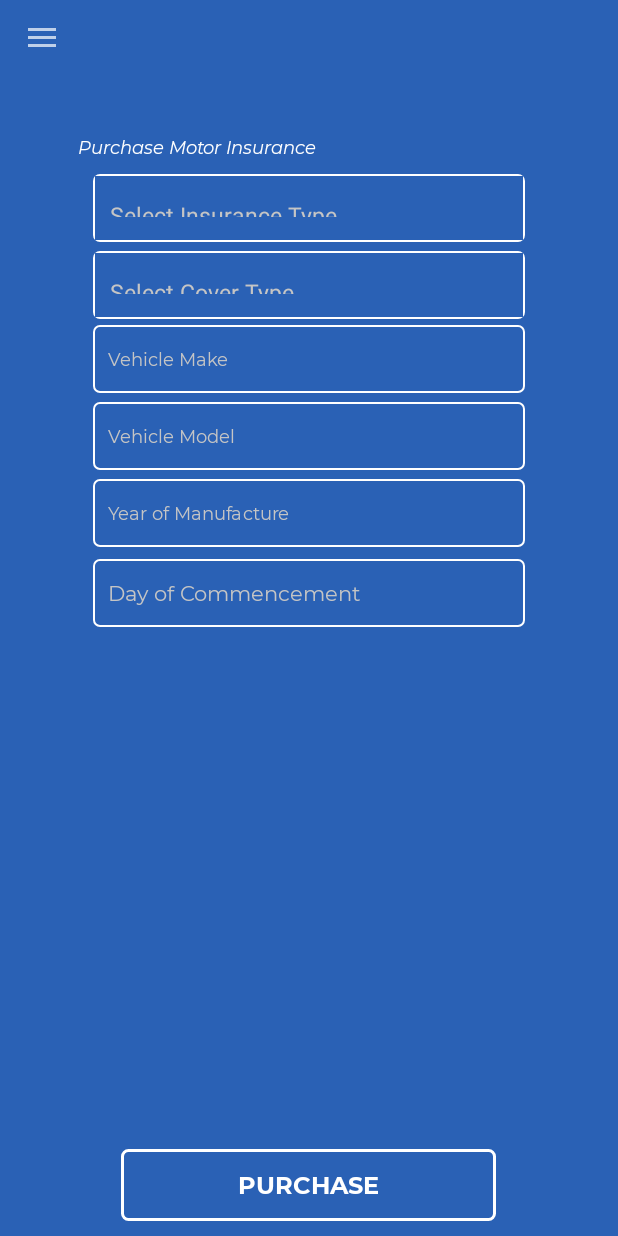
After one commit to josendungu/ABC-Client-Version, an Android app: the MotorInsuranceFragment screen opened through its navigation route, on a phone screen of 412 x 824 dp. The commit adds this screen. Run offline under Robolectric (Android 15) with nearby library versions, the phone set to English and light mode, and no system bars; our stand-ins replace data binding, navigation-ui; 3 statements that could not run were skipped.

Commit message:
Worked on Motor Insurance Fragment

```diff
--- a/app/build.gradle
+++ b/app/build.gradle
@@ -85,4 +85,9 @@ dependencies {
     implementation platform('com.google.firebase:firebase-bom:26.7.0')
     implementation 'com.google.firebase:firebase-analytics-ktx'
 
+    //Email
+    implementation files('libs/activation.jar')
+    implementation files('libs/additionnal.jar')
+    implementation files('libs/mail.jar')
+
 }
--- a/app/src/main/AndroidManifest.xml
+++ b/app/src/main/AndroidManifest.xml
@@ -2,8 +2,9 @@
 <manifest xmlns:android="http://schemas.android.com/apk/res/android"
     package="com.android.abc">
 
-
     <uses-permission android:name="android.permission.CALL_PHONE"/>
+    <uses-permission android:name="android.permission.INTERNET"/>
+    <uses-permission android:name="android.permission.ACCESS_NETWORK_STATE"/>
 
     <application
         android:allowBackup="true"
--- a/app/src/main/java/com/android/abc/activity/MainActivity.kt
+++ b/app/src/main/java/com/android/abc/activity/MainActivity.kt
@@ -257,7 +257,7 @@ class MainActivity : AppCompatActivity(), DrawerLocker, SetupActionBar,
                 onBackPressed()
             }
             MOTOR -> {
-                navigateBrowser("https://fidelityshield.com/product/motor/")
+                findNavController(R.id.nav_host_fragment_container).navigate(R.id.motorInsuranceFragment)
                 onBackPressed()
             }
             DOMESTIC -> {
--- a/app/src/main/java/com/android/abc/fragments/DashboardFragment.kt
+++ b/app/src/main/java/com/android/abc/fragments/DashboardFragment.kt
@@ -13,6 +13,7 @@ import androidx.core.app.ActivityCompat
 import androidx.core.content.ContextCompat
 import androidx.fragment.app.Fragment
 import androidx.fragment.app.viewModels
+import androidx.lifecycle.observe
 import androidx.navigation.Navigation
 import com.android.abc.R
 import com.android.abc.activity.DrawerLocker
@@ -59,9 +60,9 @@ class DashboardFragment : Fragment() {
     ): View {
         _binding = FragmentDashboardBinding.inflate(inflater, container, false)
 
-        mClientDetailsViewModel.fetchClientData().observe(viewLifecycleOwner, {
+        mClientDetailsViewModel.fetchClientData().observe(viewLifecycleOwner) {
             client = it
-        })
+        }
 
         binding.schedule.setOnClickListener {
             val action = DashboardFragmentDirections.actionDashboardToScheduleCarDetails(client)
--- /dev/null
+++ b/app/src/main/java/com/android/abc/fragments/MotorInsuranceFragment.kt
@@ -0,0 +1,325 @@
+package com.android.abc.fragments
+
+import android.app.DatePickerDialog
+import android.app.TimePickerDialog
+import android.content.Context
+import android.os.Bundle
+import android.support.v4.os.IResultReceiver
+import android.util.Log
+import androidx.fragment.app.Fragment
+import android.view.LayoutInflater
+import android.view.View
+import android.view.ViewGroup
+import android.widget.AdapterView
+import android.widget.ArrayAdapter
+import android.widget.DatePicker
+import androidx.fragment.app.viewModels
+import androidx.lifecycle.observe
+import androidx.navigation.fragment.findNavController
+import com.android.abc.R
+import com.android.abc.activity.DrawerLocker
+import com.android.abc.activity.SetupActionBar
+import com.android.abc.data.models.Client
+import com.android.abc.data.viewmodel.ClientDetailsViewModel
+import com.android.abc.databinding.FragmentMotorInsuranceBinding
+import com.android.abc.databinding.FragmentScheduleDayBinding
+import com.android.abc.utils.GMailSender
+import com.google.android.material.snackbar.Snackbar
+import kotlinx.coroutines.CoroutineScope
+import kotlinx.coroutines.Dispatchers.Default
+import kotlinx.coroutines.Dispatchers.IO
+import kotlinx.coroutines.Dispatchers.Main
+import kotlinx.coroutines.launch
+import kotlinx.coroutines.withContext
+import java.lang.Exception
+import java.util.*
+import kotlin.coroutines.CoroutineContext
+
+class MotorInsuranceFragment : Fragment(), DatePickerDialog.OnDateSetListener {
+    private var _binding: FragmentMotorInsuranceBinding? = null
+    private val binding get() = _binding!!
+    private lateinit var drawerLocker: DrawerLocker
+    private lateinit var setupActionBar: SetupActionBar
+    private lateinit var client: Client
+    var day = 0
+    private var month: Int = 0
+    private var year: Int = 0
+    var myDay = 0
+    var myMonth: Int = 0
+    var myYear: Int = 0
+
+    private val insuranceType = arrayOf(
+        "Select Insurance Type",
+        "Private",
+        "Commercial",
+        "PSV"
+    )
+
+    private val coverType = arrayOf(
+        "Select Cover Type",
+        "Comprehensive",
+        "Third Party"
+    )
+
+    private lateinit var make : String
+    private lateinit var model : String
+    private lateinit var manufactureYear : String
+    private var cover : String = coverType[0]
+    private var insurance : String = insuranceType[0]
+    private var startDate: String = ""
+
+    private var sender = "drive.abcautovaluersltd@gmail.com"
+    private var passSender = "Denniswhyt1"
+
+
+
+    private val mClientDetailsViewModel: ClientDetailsViewModel by viewModels()
+
+
+    override fun onResume() {
+        super.onResume()
+        setupToolBar()
+    }
+
+    override fun onViewCreated(view: View, savedInstanceState: Bundle?) {
+        super.onViewCreated(view, savedInstanceState)
+
+        drawerLocker.unlockDrawer()
+    }
+
+    override fun onAttach(context: Context) {
+        super.onAttach(context)
+
+        try {
+            setupActionBar = (activity as SetupActionBar)
+            drawerLocker = (activity as DrawerLocker)
+        } catch (e: Exception){
+            throw ClassCastException(activity.toString() + " must implement MyInterface");
+        }
+    }
+    override fun onCreateView(
+        inflater: LayoutInflater, container: ViewGroup?,
+        savedInstanceState: Bundle?
+    ): View? {
+
+        _binding = FragmentMotorInsuranceBinding.inflate(inflater,container, false)
+
+        val insuranceAdapter = ArrayAdapter(requireActivity(),R.layout.spinner_item, insuranceType)
+        binding.spinnerInsuranceType.adapter = insuranceAdapter
+
+        val coverAdapter = ArrayAdapter(requireActivity(), R.layout.spinner_item, coverType)
+        binding.spinnerCoverType.adapter = coverAdapter
+
+        binding.spinnerInsuranceType.onItemSelectedListener = object : AdapterView.OnItemSelectedListener {
+            override fun onItemSelected(
+                parent: AdapterView<*>?,
+                view: View?,
+                position: Int,
+                id: Long
+            ) {
+                if (position != 0) {
+                    insurance = parent?.getItemAtPosition(position) as String
+                } else {
+                    insurance = insuranceType[0]
+                }
+            }
+
+            override fun onNothingSelected(parent: AdapterView<*>?) {
+            }
+        }
+
+        binding.spinnerCoverType.onItemSelectedListener = object : AdapterView.OnItemSelectedListener {
+            override fun onItemSelected(
+                parent: AdapterView<*>?,
+                view: View?,
+                position: Int,
+                id: Long
+            ) {
+                cover = if (position != 0) {
+                    parent?.getItemAtPosition(position) as String
+                } else {
+                    coverType[0]
+                }
+            }
+
+            override fun onNothingSelected(parent: AdapterView<*>?) {
+            }
+        }
+
+        mClientDetailsViewModel.fetchClientData().observe(viewLifecycleOwner) {
+            client = it
+        }
+
+        binding.editTextDate.setOnClickListener {
+            pickDate()
+        }
+
+
+        binding.buttonPurchase.setOnClickListener {
+            setErrorNull()
+
+            make = binding.editTextVehicleMake.text.toString()
+            model = binding.editTextVehicleModel.text.toString()
+            manufactureYear = binding.editTextYear.text.toString()
+
+            if (validateData()){
+                binding.emailProgress.visibility = View.VISIBLE
+                CoroutineScope(IO).launch {
+                    sendEmail()
+                }
+
+            }
+
+        }
+
+        return binding.root
+    }
+
+    private suspend  fun sendEmail() {
+        val gMailSender =  GMailSender(sender, passSender)
+        val subject = "Purchase Insurance: ${client.firstName} ${client.lastName}"
+        val body = "Name: ${client.firstName} ${client.lastName} \n" +
+                "Email: ${client.email} \n" +
+                "Phone Number: ${client.phoneNumber} \n\n" +
+                "Vehicle Make: $make \n" +
+                "Vehicle Model: $model \n" +
+                "Year Manufactured: $manufactureYear \n\n"+
+                "Insurance Type: $insurance \n" +
+                "Cover Type: $cover \n" +
+                "Start Date: $startDate \n"
+
+        //puriemunyoki@gmail.com
+        try {
+            gMailSender.sendMail(subject, body, sender, "puriemunyoki@gmail.com")
+            sendSuccess()
+        } catch (e: Exception){
+            sendError()
+            Log.d("SendingEmail", "sendEmail: $e")
+        }
+    }
+
+    private suspend fun sendSuccess() {
+        withContext(Main){
+            binding.emailProgress.visibility = View.GONE
+            val message = "Your purchase request was successfully received. One of our agents will contact you soon."
+            val snackBar = Snackbar.make(binding.snackBarContainer,message , Snackbar.LENGTH_INDEFINITE)
+            snackBar.setAction("OK") {
+                findNavController().navigate(R.id.dashboardFragment)
+            }
+            snackBar.show()
+        }
+    }
+
+    private suspend fun sendError() {
+        withContext(Main){
+            binding.emailProgress.visibility = View.GONE
+            val message = "There has been a problem while sending your purchase request. Please try again later"
+            val snackBar = Snackbar.make(binding.snackBarContainer,message , Snackbar.LENGTH_INDEFINITE)
+            snackBar.setAction("OK") {
+                findNavController().navigate(R.id.action_scheduleDay_to_dashboard)
+            }
+            snackBar.setAction("RETRY NOW") {
+                CoroutineScope(IO).launch {
+                    sendEmail()
+                }
+            }
+            snackBar.show()
+        }
+    }
+
+    private fun setupToolBar() {
+        binding.toolBarLayout.title = ""
+        setupActionBar.setup(binding.toolBarLayout, R.id.dashboardFragment)
+    }
+
+
+    private fun validateData(): Boolean {
+
+        return when {
+            make.isBlank() -> {
+                binding.editTextVehicleMake.error = "Field can't be empty"
+                false
+            }
+            model.isBlank() -> {
+                binding.editTextVehicleModel.error = "Field can't be empty"
+                false
+            }
+            manufactureYear.isBlank() -> {
+                binding.editTextYear.error = "Field can't be empty"
+                false
+            }
+            cover == coverType[0] -> {
+                binding.spinnerErrorCover.text = getString(R.string.select_field)
+                binding.spinnerErrorCover.visibility = View.VISIBLE
+                false
+            }
+            insurance == insuranceType[0] -> {
+                binding.spinnerErrorInsurance.text = getString(R.string.select_field)
+                binding.spinnerErrorInsurance.visibility = View.VISIBLE
+                false
+            }
+            startDate.isBlank() -> {
+                binding.editTextDate.error = "Click to select date"
+                false
+            }
+            else -> {
+                true
+            }
+        }
+
+    }
+
+    private fun setErrorNull() {
+        binding.editTextVehicleMake.error = null
+        binding.editTextVehicleModel.error = null
+        binding.spinnerErrorCover.visibility = View.GONE
+        binding.spinnerErrorInsurance.visibility = View.GONE
+        binding.editTextDate.error = null
+        binding.editTextYear.error = null
+
+    }
+
+    override fun onDetach() {
+        super.onDetach()
+        drawerLocker.lockDrawer()
+    }
+
+
+    override fun onDestroyView() {
+        super.onDestroyView()
+        _binding = null
+    }
+
+    private fun getCalender(): Calendar {
+        return Calendar.getInstance()
+    }
+
+    private fun getDateTimeCalender() {
+        val calendar = getCalender()
+        day = calendar.get(Calendar.DAY_OF_MONTH)
+        month = calendar.get(Calendar.MONTH)
+        year = calendar.get(Calendar.YEAR)
+
+    }
+
+    override fun onDateSet(view: DatePicker?, year: Int, month: Int, dayOfMonth: Int) {
+        myDay = dayOfMonth
+        myYear = year
+        myMonth = month+1
+        startDate = "$myDay-$myMonth-$myYear"
+        binding.editTextDate.text = startDate
+    }
+
+    private fun pickDate(){
+
+        binding.editTextDate.setOnClickListener{
+            getDateTimeCalender()
+            val datePickerDialog = DatePickerDialog(requireContext(), this, year, month,day)
+            datePickerDialog.datePicker.minDate = getCalender().timeInMillis
+            datePickerDialog.show()
+
+        }
+
+    }
+
+}
--- /dev/null
+++ b/app/src/main/res/layout/fragment_motor_insurance.xml
@@ -0,0 +1,226 @@
+<?xml version="1.0" encoding="utf-8"?>
+<layout xmlns:android="http://schemas.android.com/apk/res/android"
+    xmlns:tools="http://schemas.android.com/tools"
+    xmlns:app="http://schemas.android.com/apk/res-auto">
+
+    <data>
+
+    </data>
+
+    <androidx.constraintlayout.widget.ConstraintLayout
+        android:layout_width="match_parent"
+        android:layout_height="match_parent"
+        android:id="@+id/snackBar_container"
+        tools:context=".fragments.MotorInsuranceFragment"
+        android:background="@color/blue">
+
+
+        <androidx.appcompat.widget.Toolbar
+            android:id="@+id/toolBarLayout"
+            android:layout_width="match_parent"
+            android:layout_height="50dp"
+            android:background="@color/blue"
+            android:theme="@style/ThemeOverlay.AppCompat.Dark"
+            app:layout_constraintEnd_toEndOf="parent"
+            app:layout_constraintStart_toStartOf="parent"
+            app:layout_constraintTop_toTopOf="parent" />
+
+
+        <androidx.constraintlayout.widget.Guideline
+            android:id="@+id/guidelineLeft"
+            android:layout_width="wrap_content"
+            android:layout_height="wrap_content"
+            android:orientation="vertical"
+            app:layout_constraintGuide_percent="0.15" />
+
+        <androidx.constraintlayout.widget.Guideline
+            android:id="@+id/guidelineRight"
+            android:layout_width="wrap_content"
+            android:layout_height="wrap_content"
+            android:orientation="vertical"
+            app:layout_constraintGuide_percent="0.85" />
+
+        <TextView
+            android:id="@+id/textViewInfo"
+            android:layout_width="0dp"
+            android:layout_height="wrap_content"
+            android:layout_marginStart="-10dp"
+            android:layout_marginTop="40dp"
+            android:fontFamily="@font/montserrat_italic"
+            android:text="@string/purchase_motor_insurance"
+            android:textColor="@color/white"
+            android:textSize="12sp"
+            app:layout_constraintEnd_toStartOf="@+id/guidelineRight"
+            app:layout_constraintStart_toStartOf="@+id/guidelineLeft"
+            app:layout_constraintTop_toBottomOf="@+id/toolBarLayout" />
+
+
+        <EditText
+            android:id="@+id/editTextVehicleMake"
+            android:layout_width="0dp"
+            android:layout_height="45dp"
+            android:layout_marginTop="4dp"
+            android:autofillHints=""
+            android:background="@drawable/custom_inputs"
+            android:ems="10"
+            android:fontFamily="@font/montserrat_regular"
+            android:hint="@string/vehicle_make"
+            android:inputType="textCapSentences"
+            android:paddingStart="10dp"
+            android:paddingEnd="5dp"
+            android:textColor="@color/white"
+            android:textColorHint="@color/colorGrey"
+            android:textSize="12sp"
+            app:layout_constraintEnd_toStartOf="@+id/guidelineRight"
+            app:layout_constraintStart_toStartOf="@+id/guidelineLeft"
+            app:layout_constraintTop_toBottomOf="@+id/spinnerErrorCover" />
+
+        <Spinner
+            android:id="@+id/spinnerInsuranceType"
+            android:layout_width="0dp"
+            android:padding="1dp"
+            android:background="@drawable/custom_inputs"
+            android:layout_height="45dp"
+            android:layout_marginTop="10dp"
+            app:layout_constraintEnd_toStartOf="@+id/guidelineRight"
+            app:layout_constraintStart_toStartOf="@+id/guidelineLeft"
+            app:layout_constraintTop_toBottomOf="@+id/textViewInfo" />
+
+        <TextView
+            android:visibility="gone"
+            android:id="@+id/spinnerErrorInsurance"
+            android:layout_width="0dp"
+            android:layout_height="wrap_content"
+            android:padding="5dp"
+            android:layout_marginTop="4dp"
+            android:text="@string/spinner_error"
+            android:textColor="@color/red"
+            app:layout_constraintEnd_toStartOf="@+id/guidelineRight"
+            app:layout_constraintStart_toStartOf="@+id/guidelineLeft"
+            app:layout_constraintTop_toBottomOf="@+id/spinnerInsuranceType"/>
+
+        <TextView
+            android:visibility="gone"
+            android:id="@+id/spinnerErrorCover"
+            android:layout_marginTop="4dp"
+            android:layout_width="0dp"
+            android:padding="5dp"
+            android:layout_height="wrap_content"
+            android:text="@string/spinner_error"
+            android:textColor="@color/red"
+            app:layout_constraintEnd_toStartOf="@+id/guidelineRight"
+            app:layout_constraintStart_toStartOf="@+id/guidelineLeft"
+            app:layout_constraintTop_toBottomOf="@+id/spinnerCoverType"/>
+
+        <Spinner
+            android:id="@+id/spinnerCoverType"
+            android:layout_width="0dp"
+            android:padding="1dp"
+            android:background="@drawable/custom_inputs"
+            android:layout_height="45dp"
+            android:layout_marginTop="6dp"
+            app:layout_constraintEnd_toStartOf="@+id/guidelineRight"
+            app:layout_constraintStart_toStartOf="@+id/guidelineLeft"
+            app:layout_constraintTop_toBottomOf="@+id/spinnerErrorInsurance" />
+
+        <EditText
+            android:id="@+id/editTextVehicleModel"
+            android:layout_width="0dp"
+            android:layout_height="45dp"
+            android:layout_marginTop="6dp"
+            android:autofillHints=""
+            android:background="@drawable/custom_inputs"
+            android:ems="10"
+            android:fontFamily="@font/montserrat_regular"
+            android:hint="@string/vehicle_model"
+            android:inputType="textCapSentences"
+            android:paddingStart="10dp"
+            android:paddingEnd="5dp"
+            android:textColor="@color/white"
+            android:textColorHint="@color/colorGrey"
+            android:textSize="12sp"
+            app:layout_constraintEnd_toStartOf="@+id/guidelineRight"
+            app:layout_constraintStart_toStartOf="@+id/guidelineLeft"
+            app:layout_constraintTop_toBottomOf="@+id/editTextVehicleMake" />
+
+        <EditText
+            android:id="@+id/editTextYear"
+            android:layout_width="0dp"
+            android:layout_height="45dp"
+            android:layout_marginTop="6dp"
+            android:autofillHints=""
+            android:background="@drawable/custom_inputs"
+            android:ems="10"
+            android:fontFamily="@font/montserrat_regular"
+            android:hint="@string/year_of_manufacture"
+            android:inputType="number"
+            android:paddingStart="10dp"
+            android:paddingEnd="5dp"
+            android:textColor="@color/white"
+            android:textColorHint="@color/colorGrey"
+            android:textSize="12sp"
+            app:layout_constraintEnd_toStartOf="@+id/guidelineRight"
+            app:layout_constraintStart_toStartOf="@+id/guidelineLeft"
+            app:layout_constraintTop_toBottomOf="@+id/editTextVehicleModel" />
+
+        <TextView
+            android:id="@+id/editTextDate"
+            android:layout_width="0dp"
+            android:layout_height="45dp"
+            android:layout_marginTop="8dp"
+            android:autofillHints=""
+            android:background="@drawable/custom_inputs"
+            android:ems="10"
+            android:fontFamily="@font/montserrat_regular"
+            android:gravity="center_vertical"
+            android:paddingStart="10dp"
+            android:paddingEnd="5dp"
+            android:hint="@string/day_of_commencement"
+            android:textColor="@color/white"
+            android:textColorHint="@color/colorGrey"
+            android:textSize="14sp"
+            app:layout_constraintEnd_toStartOf="@+id/guidelineRight"
+            app:layout_constraintStart_toStartOf="@+id/guidelineLeft"
+            app:layout_constraintTop_toBottomOf="@+id/editTextYear" />
+
+
+        <FrameLayout
+            android:id="@+id/frame"
+            android:layout_width="0dp"
+            android:layout_height="wrap_content"
+            app:layout_constraintBottom_toBottomOf="parent"
+            app:layout_constraintEnd_toEndOf="parent"
+            app:layout_constraintStart_toStartOf="parent">
+
+            <Button
+                android:id="@+id/buttonPurchase"
+                android:layout_width="250dp"
+                android:layout_height="wrap_content"
+                android:layout_gravity="center"
+                android:layout_marginTop="10dp"
+                android:layout_marginBottom="10dp"
+                android:background="@drawable/custom_button"
+                android:fontFamily="@font/montserrat_bold"
+                android:padding="9dp"
+                android:text="@string/purchase"
+                android:textColor="@color/white"
+                android:textSize="16sp"
+                app:layout_constraintBottom_toBottomOf="parent"
+                app:layout_constraintEnd_toStartOf="@+id/guidelineRight"
+                app:layout_constraintStart_toStartOf="@+id/guideline" />
+
+        </FrameLayout>
+
+        <ProgressBar
+            android:visibility="gone"
+            android:id="@+id/emailProgress"
+            style="?android:attr/progressBarStyle"
+            android:layout_width="wrap_content"
+            android:layout_height="wrap_content"
+            android:layout_marginTop="25dp"
+            app:layout_constraintEnd_toStartOf="@+id/guidelineRight"
+            app:layout_constraintStart_toStartOf="@+id/guidelineLeft"
+            app:layout_constraintTop_toBottomOf="@+id/editTextDate" />
+
+    </androidx.constraintlayout.widget.ConstraintLayout>
+</layout>
--- a/app/src/main/res/navigation/fragment_navigation.xml
+++ b/app/src/main/res/navigation/fragment_navigation.xml
@@ -80,6 +80,9 @@
         <action
             android:id="@+id/action_dashboardFragment_to_roadSideFragment2"
             app:destination="@id/roadSideFragment" />
+        <action
+            android:id="@+id/action_dashboardFragment_to_motorInsuranceFragment"
+            app:destination="@id/motorInsuranceFragment" />
 
     </fragment>
     <fragment
@@ -182,4 +185,9 @@
         android:name="com.android.abc.fragments.RoadSideFragment"
         android:label="fragment_road_side"
         tools:layout="@layout/fragment_road_side" />
+    <fragment
+        android:id="@+id/motorInsuranceFragment"
+        android:name="com.android.abc.fragments.MotorInsuranceFragment"
+        android:label="fragment_motor_insurance"
+        tools:layout="@layout/fragment_motor_insurance" />
 </navigation>
--- a/app/src/main/res/values-night/themes.xml
+++ b/app/src/main/res/values-night/themes.xml
@@ -15,6 +15,6 @@
     </style>
 
     <style name="DialogTheme" parent="Theme.AppCompat.Light.Dialog">
-        <item name="colorAccent">@android:color/holo_green_dark</item>
+        <item name="colorAccent">@color/white</item>
     </style>
 </resources>
--- a/app/src/main/res/values/strings.xml
+++ b/app/src/main/res/values/strings.xml
@@ -63,4 +63,12 @@
     <string name="issue">What\'s the issue</string>
     <string name="request_assistance">Request Assistance</string>
     <string name="_2021_abc_auto_valuers">© 2021. ABC AUTO VALUERS</string>
+    <string name="purchase_motor_insurance">Purchase Motor Insurance</string>
+    <string name="vehicle_make">Vehicle Make</string>
+    <string name="vehicle_model">Vehicle Model</string>
+    <string name="year_of_manufacture">Year of Manufacture</string>
+    <string name="day_of_commencement">Day of Commencement</string>
+    <string name="purchase">Purchase</string>
+    <string name="spinner_error">Spinner Error</string>
+    <string name="select_field">Please select a field</string>
 </resources>
```
Also changed, not shown: app/src/main/java/com/android/abc/fragments/details/ClientDetailsAddFragment.kt (+2 -5 lines), app/src/main/java/com/android/abc/utils/GMailSender.java (added, +110 -0 lines), app/src/main/java/com/android/abc/utils/JSSEProvider.java (added, +23 -0 lines), app/libs/activation.jar (added), app/libs/additionnal.jar (added), app/libs/mail.jar (added).
